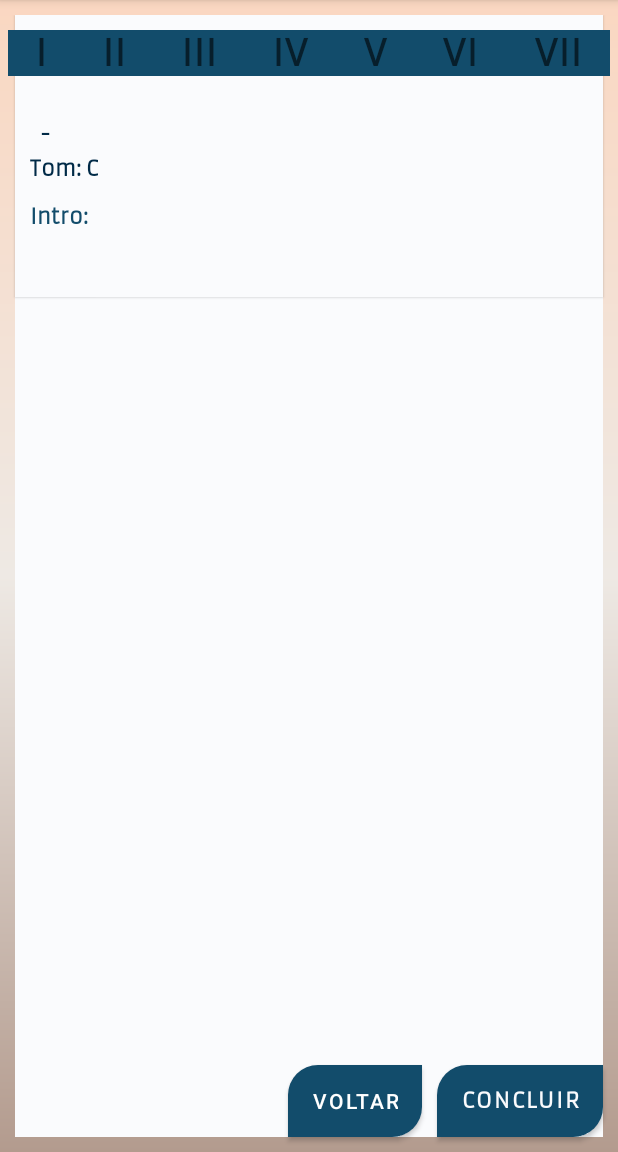
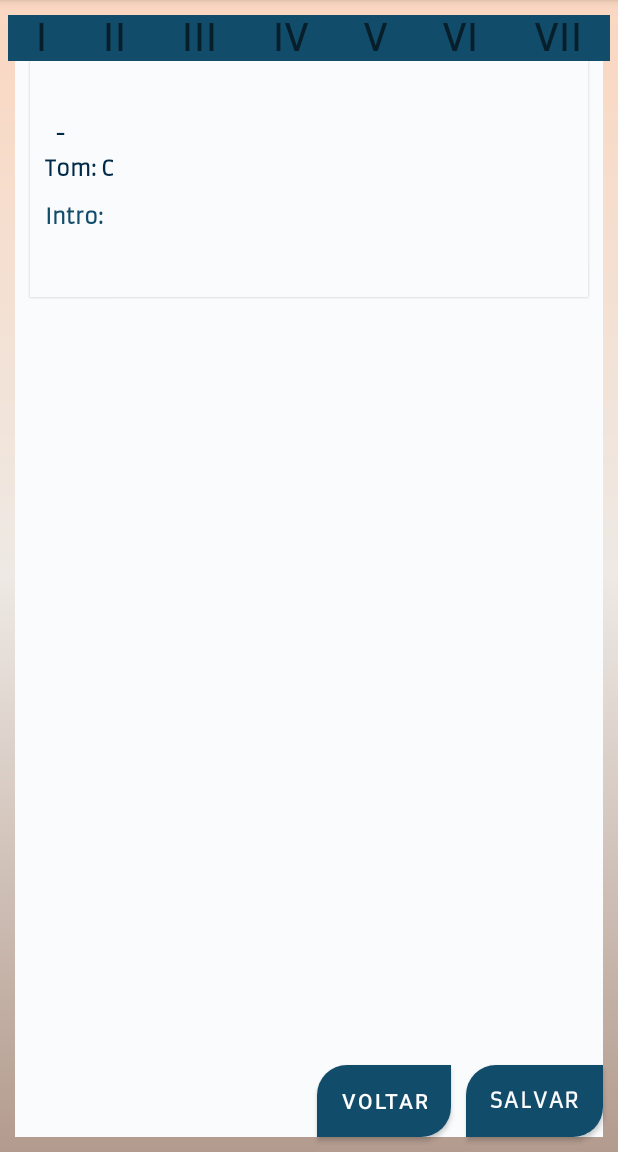
Before and after one commit to lecs01/CifreiApk, an Android app: the CreateTwo screen opened directly, with no data from a screen before it, on a phone screen of 412 x 824 dp, the part 84-1236 px from its top. Run offline under Robolectric (Android 15) with nearby library versions, the phone set to English and light mode, and no system bars; 4 statements that could not run were skipped.

Commit message:
exclusao da entrada de genero do CreateOne; renomeacao de variaveis, funcoes e botoes; alteracao de cores dos temas;

```diff
--- a/app/src/main/java/com/example/cifreiapk/CreateOne.kt
+++ b/app/src/main/java/com/example/cifreiapk/CreateOne.kt
@@ -11,7 +11,7 @@ import com.example.cifreiapk.utils.TextoUtils
 
 class CreateOne : AppCompatActivity(), View.OnClickListener {
 
-    var notaSelecionada: String = "A"
+    var tomSelecionado: String = "C"
     override fun onCreate(savedInstanceState: Bundle?) {
         super.onCreate(savedInstanceState)
         setContentView(R.layout.create_one)
@@ -34,11 +34,11 @@ class CreateOne : AppCompatActivity(), View.OnClickListener {
                 position: Int,
                 id: Long,
             ) {
-                notaSelecionada = (view as TextView).text.toString()
+                tomSelecionado = (view as TextView).text.toString()
             }
 
             override fun onNothingSelected(p0: AdapterView<*>?) {
-                notaSelecionada = "A"
+                tomSelecionado = "C"
             }
         }
 
@@ -61,7 +61,7 @@ class CreateOne : AppCompatActivity(), View.OnClickListener {
             bundle.putString("nomeMusica", nomeMusica!!.text.toString())
             bundle.putString("nomeArtista", nomeArtista!!.text.toString())
             bundle.putString("letraMusica", TextoUtils.convertWithBlankLines(letraMusica!!.text.toString()))
-            bundle.putString("notaSelecionada", notaSelecionada)
+            bundle.putString("tomSelecionado", tomSelecionado)
             intent = Intent(this, CreateTwo::class.java)
             intent.putExtras(bundle)
             startActivity(intent)
@@ -75,7 +75,7 @@ class CreateOne : AppCompatActivity(), View.OnClickListener {
     }
 }
 
-private fun Bundle.putInt(s: String, notaSelecionada: String) {
+private fun Bundle.putInt(s: String, tomSelecionado: String) {
 
 }
 
--- a/app/src/main/java/com/example/cifreiapk/CreateTwo.kt
+++ b/app/src/main/java/com/example/cifreiapk/CreateTwo.kt
@@ -3,6 +3,8 @@ package com.example.cifreiapk
 import android.content.Intent
 import android.os.Bundle
 import android.view.View
+import android.view.animation.Animation
+import android.view.animation.AnimationUtils
 import android.widget.TextView
 import android.widget.Toast
 import androidx.appcompat.app.AppCompatActivity
@@ -23,8 +25,7 @@ class CreateTwo : AppCompatActivity() {
 
         val bundle = intent.extras
 
-        val mapNotes
-                = mapOf<String, List<String>>(
+        val mapNotes = mapOf<String, List<String>>(
             "A" to listOf<String>("A", "Bm", "C#m", "D", "E", "F#m", "G#7ø"),
             "Bb" to listOf<String>("Bb", "Cm", "Dm", "Eb", "F", "Gm", "Aø"),
             "B" to listOf<String>("B", "C#m", "D#m", "E", "F#", "G#m", "A#ø"),
@@ -39,35 +40,36 @@ class CreateTwo : AppCompatActivity() {
             "Ab" to listOf<String>("Ab", "Bbm", "Cm", "Db", "Eb", "Fm", "Gø"),
             "A" to listOf<String>("A", "Bm", "C#m", "D", "E", "F#m", "G#ø"),
             "Bb" to listOf<String>("Bb", "Cm", "Dm", "Eb", "F", "Gm", "Aø"),
-
         )
 
-        nMusica?.setText(bundle!!.getString("nomeMusica","Default"))
-        nArtista?.setText(bundle!!.getString("nomeArtista","Default"))
-        lMusica?.setText(bundle!!.getString("letraMusica", "Default"))
+        nMusica?.text = bundle!!.getString("nomeMusica", "Default")
+        nArtista?.text = bundle!!.getString("nomeArtista", "Default")
+        lMusica?.text = bundle!!.getString("letraMusica", "Default")
 
-        val indiceNotaSelecionada
-                = bundle!!.getString("notaSelecionada")
+        val indiceTomSelecionado = bundle!!.getString("tomSelecionado")
 
-        val listaDeNotas = mapNotes.get(indiceNotaSelecionada)
+        val listaDeAcordes = mapNotes[indiceTomSelecionado]
 
-        val textViewI = findViewById<TextView>(R.id.textViewI)
-        val textViewII = findViewById<TextView>(R.id.textViewII)
-        val textViewIII = findViewById<TextView>(R.id.textViewIII)
-        val textViewIV = findViewById<TextView>(R.id.textViewIV)
-        val textViewV = findViewById<TextView>(R.id.textViewV)
-        val textViewVI = findViewById<TextView>(R.id.textViewVI)
-        val textViewVII = findViewById<TextView>(R.id.textViewVII)
+        val acordeI = findViewById<TextView>(R.id.textViewAcordeI)
+        val acordeII = findViewById<TextView>(R.id.textViewAcordeII)
+        val acordeIII = findViewById<TextView>(R.id.textViewAcordeIII)
+        val acordeIV = findViewById<TextView>(R.id.textViewAcordeIV)
+        val acordeV = findViewById<TextView>(R.id.textViewAcordeV)
+        val acordeVI = findViewById<TextView>(R.id.textViewAcordeVI)
+        val acordeVII = findViewById<TextView>(R.id.textViewAcordeVII)
 
-        textViewI.text = listaDeNotas?.get(0)
-        textViewII.text = listaDeNotas?.get(1)
-        textViewIII.text = listaDeNotas?.get(2)
-        textViewIV.text = listaDeNotas?.get(3)
-        textViewV.text = listaDeNotas?.get(4)
-        textViewVI.text = listaDeNotas?.get(5)
-        textViewVII.text = listaDeNotas?.get(6)
+        acordeI.text = listaDeAcordes?.get(0)
+        acordeII.text = listaDeAcordes?.get(1)
+        acordeIII.text = listaDeAcordes?.get(2)
+        acordeIV.text = listaDeAcordes?.get(3)
+        acordeV.text = listaDeAcordes?.get(4)
+        acordeVI.text = listaDeAcordes?.get(5)
+        acordeVII.text = listaDeAcordes?.get(6)
+
+        fun clickNote(view: View) {
+            Toast.makeText(this, ((view) as TextView).text, Toast.LENGTH_SHORT).show()
+        }
     }
-
 
     fun voltarEdicao(view: View) {
         val intent = Intent(this, CreateOne::class.java)
@@ -75,7 +77,7 @@ class CreateTwo : AppCompatActivity() {
 
     }
 
-    fun clickNote(view: View) {
-        Toast.makeText(this, ((view) as TextView).text, Toast.LENGTH_SHORT).show()
+    fun salvarArquivo(view: View) {
+
     }
 }
--- a/app/src/main/res/layout/create_one.xml
+++ b/app/src/main/res/layout/create_one.xml
@@ -84,7 +84,7 @@
                 android:inputType="textMultiLine" />
         </TableRow>
 
-        <TableRow
+        <!--<TableRow
             android:layout_width="match_parent"
             android:layout_height="match_parent">
 
@@ -108,7 +108,7 @@
                 android:gravity="start|top"
                 android:hint="Nome do Gênero Aqui"
                 android:inputType="textMultiLine" />
-        </TableRow>
+        </TableRow>-->
 
     </TableLayout>
 
--- a/app/src/main/res/layout/create_two.xml
+++ b/app/src/main/res/layout/create_two.xml
@@ -6,24 +6,12 @@
     android:layout_height="match_parent"
     android:background="@drawable/background">
 
-    <TextView
-        android:id="@+id/textView12"
-        android:layout_width="0dp"
-        android:layout_height="0dp"
-        android:layout_margin="10dp"
-        android:background="@color/primaryText"
-        android:translationZ="0dp"
-        app:layout_constraintBottom_toBottomOf="parent"
-        app:layout_constraintEnd_toEndOf="@+id/scrollView2"
-        app:layout_constraintStart_toStartOf="@+id/scrollView2"
-        app:layout_constraintTop_toBottomOf="@+id/linearLayout2" />
-
     <LinearLayout
-        android:id="@+id/linearLayout2"
+        android:id="@+id/reguaDeNotas"
         android:layout_width="match_parent"
         android:layout_height="wrap_content"
         android:layout_marginLeft="5dp"
-        android:layout_marginTop="20dp"
+        android:layout_marginTop="10dp"
         android:layout_marginRight="5dp"
         android:orientation="horizontal"
         android:translationZ="2dp"
@@ -32,7 +20,7 @@
         app:layout_constraintTop_toTopOf="parent">
 
         <TextView
-            android:id="@+id/textViewI"
+            android:id="@+id/textViewAcordeI"
             android:layout_width="wrap_content"
             android:layout_height="wrap_content"
             android:layout_weight="1"
@@ -47,7 +35,7 @@
             android:textStyle="bold" />
 
         <TextView
-            android:id="@+id/textViewII"
+            android:id="@+id/textViewAcordeII"
             android:layout_width="wrap_content"
             android:layout_height="wrap_content"
             android:layout_weight="1"
@@ -62,7 +50,7 @@
             android:textStyle="bold" />
 
         <TextView
-            android:id="@+id/textViewIII"
+            android:id="@+id/textViewAcordeIII"
             android:layout_width="wrap_content"
             android:layout_height="wrap_content"
             android:layout_weight="1"
@@ -77,7 +65,7 @@
             android:textStyle="bold" />
 
         <TextView
-            android:id="@+id/textViewIV"
+            android:id="@+id/textViewAcordeIV"
             android:layout_width="wrap_content"
             android:layout_height="wrap_content"
             android:layout_weight="1"
@@ -92,7 +80,7 @@
             android:textStyle="bold" />
 
         <TextView
-            android:id="@+id/textViewV"
+            android:id="@+id/textViewAcordeV"
             android:layout_width="wrap_content"
             android:layout_height="wrap_content"
             android:layout_weight="1"
@@ -107,7 +95,7 @@
             android:textStyle="bold" />
 
         <TextView
-            android:id="@+id/textViewVI"
+            android:id="@+id/textViewAcordeVI"
             android:layout_width="wrap_content"
             android:layout_height="wrap_content"
             android:layout_weight="1"
@@ -122,7 +110,7 @@
             android:textStyle="bold" />
 
         <TextView
-            android:id="@+id/textViewVII"
+            android:id="@+id/textViewAcordeVII"
             android:layout_width="wrap_content"
             android:layout_height="wrap_content"
             android:layout_weight="1"
@@ -141,32 +129,41 @@
         android:id="@+id/scrollView2"
         android:layout_width="match_parent"
         android:layout_height="match_parent"
+        android:layout_marginStart="10dp"
         android:layout_marginTop="10dp"
+        android:layout_marginEnd="10dp"
         android:layout_marginBottom="10dp"
         android:translationZ="1dp"
         app:layout_constraintBottom_toBottomOf="parent"
         app:layout_constraintEnd_toEndOf="parent"
+        app:layout_constraintHorizontal_bias="1.0"
         app:layout_constraintStart_toStartOf="parent"
         app:layout_constraintTop_toTopOf="parent"
-        app:layout_constraintVertical_bias="1.0">
+        app:layout_constraintVertical_bias="0.0">
 
 
         <LinearLayout
+            android:id="@+id/cabecalho"
             android:layout_width="match_parent"
-            android:layout_height="match_parent"
+            android:layout_height="wrap_content"
             android:layout_marginLeft="10dp"
+            android:layout_marginTop="10dp"
             android:layout_marginRight="10dp"
             android:background="@color/primaryText"
             android:orientation="vertical"
-            android:padding="10dp"
-            android:paddingRight="5dp"
+            android:paddingStart="10dp"
+            android:paddingLeft="10dp"
+            android:paddingEnd="10dp"
+            android:paddingBottom="10dp"
             android:translationZ="1dp"
             app:layout_constraintBottom_toBottomOf="parent"
             app:layout_constraintEnd_toEndOf="parent"
             app:layout_constraintStart_toStartOf="parent"
-            app:layout_constraintTop_toTopOf="parent">
+            app:layout_constraintTop_toTopOf="parent"
+            tools:ignore="RtlSymmetry">
 
             <LinearLayout
+                android:id="@+id/exibeTituloArtista"
                 android:layout_width="wrap_content"
                 android:layout_height="wrap_content"
                 android:layout_marginTop="60dp"
@@ -192,7 +189,8 @@
                     android:textAlignment="viewStart"
                     android:textColor="@color/primaryDark"
                     android:textSize="14sp"
-                    android:textStyle="bold" />
+                    android:textStyle="bold"
+                    tools:ignore="HardcodedText" />
 
                 <TextView
                     android:id="@+id/nArtista"
@@ -208,6 +206,7 @@
             </LinearLayout>
 
             <LinearLayout
+                android:id="@+id/exibeTom"
                 android:layout_width="match_parent"
                 android:layout_height="match_parent"
                 android:layout_marginTop="5dp"
@@ -221,7 +220,8 @@
                     android:gravity="end"
                     android:text="Tom: "
                     android:textColor="@color/primaryDark"
-                    android:textStyle="bold" />
+                    android:textStyle="bold"
+                    tools:ignore="HardcodedText" />
 
                 <TextView
                     android:id="@+id/ntom"
@@ -232,10 +232,12 @@
                     android:text="C"
                     android:textAlignment="textStart"
                     android:textColor="@color/primaryDark"
-                    android:textStyle="bold" />
+                    android:textStyle="bold"
+                    tools:ignore="HardcodedText,RtlCompat" />
             </LinearLayout>
 
             <LinearLayout
+                android:id="@+id/inserirIntro"
                 android:layout_width="match_parent"
                 android:layout_height="wrap_content"
                 android:layout_marginTop="10dp"
@@ -249,7 +251,8 @@
                     android:text="Intro: "
                     android:textAlignment="viewStart"
                     android:textColor="@color/primaryColor"
-                    android:textStyle="bold" />
+                    android:textStyle="bold"
+                    tools:ignore="HardcodedText" />
 
                 <EditText
                     android:id="@+id/intro"
@@ -259,7 +262,11 @@
                     android:background="@null"
                     android:ems="10"
                     android:fontFamily="@font/armata"
-                    android:imeOptions="flagNoEnterAction" />
+                    android:imeOptions="flagNoEnterAction"
+                    android:textColor="@color/primaryDark"
+                    android:textStyle="bold"
+                    android:text="                                            "
+                    tools:ignore="Autofill,InefficientWeight,LabelFor,TextFields" />
             </LinearLayout>
 
             <EditText
@@ -267,24 +274,40 @@
                 android:layout_width="match_parent"
                 android:layout_height="match_parent"
                 android:layout_marginTop="10dp"
+                android:layout_weight="1"
                 android:background="@null"
-                android:fontFamily="@font/armata" />
+                android:fontFamily="@font/armata"
+                tools:ignore="Autofill,InefficientWeight,LabelFor,TextFields" />
 
         </LinearLayout>
     </ScrollView>
 
+    <TextView
+        android:id="@+id/rodapeBranco"
+        android:layout_width="0dp"
+        android:layout_height="0dp"
+        android:layout_margin="10dp"
+        android:background="@color/primaryText"
+        android:translationZ="0dp"
+        app:layout_constraintBottom_toBottomOf="parent"
+        app:layout_constraintEnd_toEndOf="parent"
+        app:layout_constraintStart_toStartOf="parent"
+        app:layout_constraintTop_toTopOf="parent" />
+
     <Button
-        android:id="@+id/concluir"
+        android:id="@+id/salvarArquivo"
         android:layout_width="wrap_content"
         android:layout_height="wrap_content"
         android:layout_marginEnd="10dp"
         android:layout_marginBottom="10dp"
         android:background="@drawable/button_orange"
         android:fontFamily="@font/armata"
-        android:text="Concluir"
+        android:onClick="salvarArquivo"
+        android:text="Salvar"
         android:textStyle="bold"
         app:layout_constraintBottom_toBottomOf="parent"
-        app:layout_constraintEnd_toEndOf="parent" />
+        app:layout_constraintEnd_toEndOf="parent"
+        tools:ignore="HardcodedText" />
 
     <Button
         android:id="@+id/voltar"
@@ -297,6 +320,7 @@
         android:text="VOLTAR"
         android:textColor="#FFFFFF"
         app:layout_constraintBottom_toBottomOf="parent"
-        app:layout_constraintEnd_toStartOf="@+id/concluir" />
+        app:layout_constraintEnd_toStartOf="@+id/salvarArquivo"
+        tools:ignore="HardcodedText" />
 
 </androidx.constraintlayout.widget.ConstraintLayout>
--- a/app/src/main/res/values-night/themes.xml
+++ b/app/src/main/res/values-night/themes.xml
@@ -2,12 +2,12 @@
     <!-- Base application theme. -->
     <style name="Theme.CifreiApk" parent="Theme.MaterialComponents.DayNight.DarkActionBar">
         <!-- Primary brand color. -->
-        <item name="colorPrimary">@color/purple_200</item>
-        <item name="colorPrimaryVariant">@color/purple_700</item>
+        <item name="colorPrimary">@color/primaryColor</item>
+        <item name="colorPrimaryVariant">@color/primaryDark</item>
         <item name="colorOnPrimary">@color/black</item>
         <!-- Secondary brand color. -->
-        <item name="colorSecondary">@color/teal_200</item>
-        <item name="colorSecondaryVariant">@color/teal_200</item>
+        <item name="colorSecondary">@color/accentColor</item>
+        <item name="colorSecondaryVariant">@color/cancelButton</item>
         <item name="colorOnSecondary">@color/black</item>
         <!-- Status bar color. -->
         <item name="android:statusBarColor" tools:targetApi="l">?attr/colorPrimaryVariant</item>
--- a/app/src/main/res/values/themes.xml
+++ b/app/src/main/res/values/themes.xml
@@ -6,8 +6,8 @@
         <item name="colorPrimaryVariant">@color/primaryDark</item>
         <item name="colorOnPrimary">@color/primaryText</item>
         <!-- Secondary brand color. -->
-        <item name="colorSecondary">@color/teal_200</item>
-        <item name="colorSecondaryVariant">@color/teal_700</item>
+        <item name="colorSecondary">@color/primaryColor</item>
+        <item name="colorSecondaryVariant">@color/cancelButton</item>
         <item name="colorOnSecondary">@color/black</item>
         <!-- Status bar color. -->
         <item name="android:statusBarColor" tools:targetApi="l">?attr/colorPrimaryVariant</item>
```
